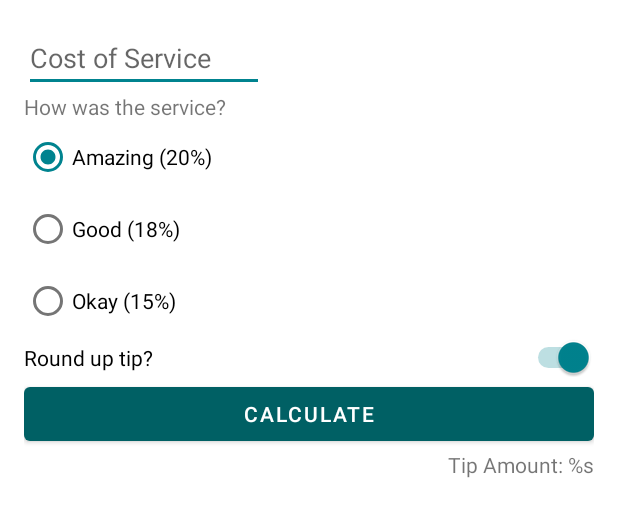
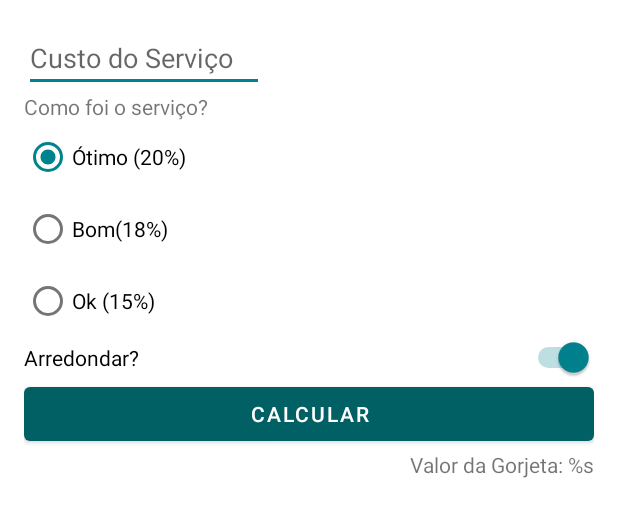
Before and after one commit to gabsimoes/Tip_Time, an Android app: the layout activity_main.xml on its own in the app's theme, with its tools: preview values and no code run, on a phone screen of 412 x 824 dp. Shown: the top 517 px of the screen. Run offline under Robolectric (Android 15) with nearby library versions, the phone set to English and light mode, and no system bars.

Commit message:
Retoques Finais

```diff
--- a/Tip_Time/app/src/main/res/values/strings.xml
+++ b/Tip_Time/app/src/main/res/values/strings.xml
@@ -1,11 +1,11 @@
 <resources>
     <string name="app_name">Tip Time</string>
-    <string name="cost_of_service">Cost of Service</string>
-    <string name="how_was_the_service">How was the service?</string>
-    <string name="amazing_service">Amazing (20%)</string>
-    <string name="good_service">Good (18%)</string>
-    <string name="ok_service">Okay (15%)</string>
-    <string name="round_up_tip">Round up tip?</string>
-    <string name="calculate">Calculate</string>
-    <string name="tip_amount">Tip Amount: %s</string>
+    <string name="cost_of_service">Custo do Serviço</string>
+    <string name="how_was_the_service">Como foi o serviço?</string>
+    <string name="amazing_service">Ótimo (20%)</string>
+    <string name="good_service">Bom(18%)</string>
+    <string name="ok_service">Ok (15%)</string>
+    <string name="round_up_tip">Arredondar?</string>
+    <string name="calculate">Calcular</string>
+    <string name="tip_amount">Valor da Gorjeta: %s</string>
 </resources>
```
